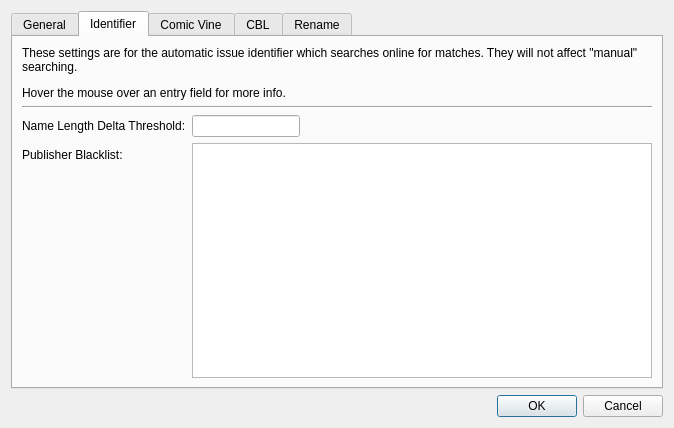
The window that settingswindow.ui (comictagger/comictagger) describes before a commit, drawn with Qt 5.
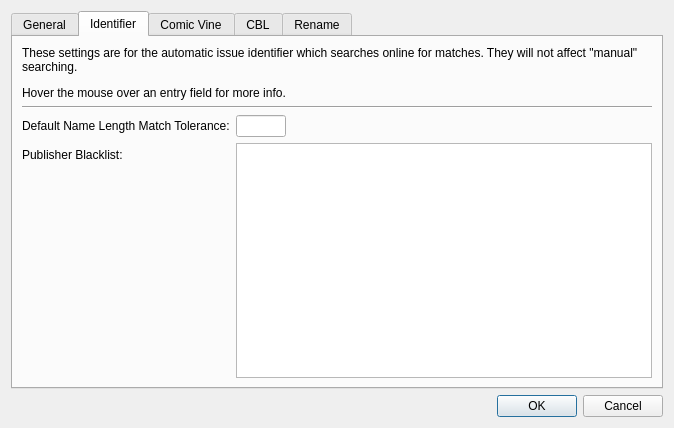
The same window after the commit. The open tabs and pages were chosen to show the change.

Commit message: Added more options to auto tag start:  Use specific search string  Change length tolerance

Diff of the .ui file:
```diff
--- a/settingswindow.ui
+++ b/settingswindow.ui
@@ -263,7 +263,7 @@
               <string/>
              </property>
              <property name="text">
-              <string>Name Length Delta Threshold:</string>
+              <string>Default Name Length Match Tolerance:</string>
              </property>
             </widget>
            </item>
@@ -275,6 +275,12 @@
                <verstretch>0</verstretch>
               </sizepolicy>
              </property>
+             <property name="maximumSize">
+              <size>
+               <width>50</width>
+               <height>16777215</height>
+              </size>
+             </property>
              <property name="toolTip">
               <string/>
              </property>
```
The commit also changes 4 other files.
